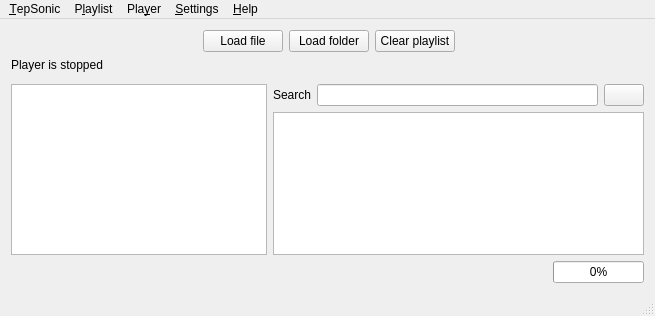
The window that mainwindow.ui (danvratil/TepSonic) describes before a commit, drawn with Qt 5.
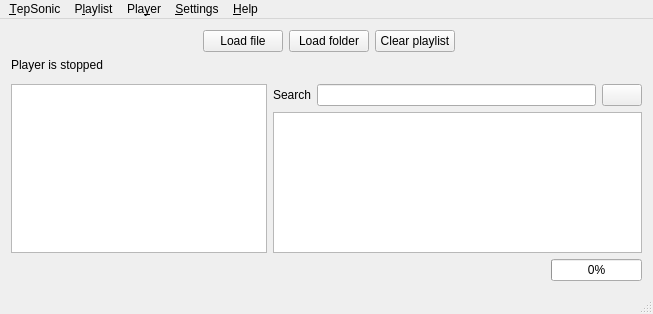
The same window after the commit. Icons and pictures are not drawn. Custom widgets are drawn as their Qt base class.

What changed in the file:
```diff
--- a/mainwindow.ui
+++ b/mainwindow.ui
@@ -6,8 +6,8 @@
    <rect>
     <x>0</x>
     <y>0</y>
-    <width>655</width>
-    <height>316</height>
+    <width>653</width>
+    <height>314</height>
    </rect>
   </property>
   <property name="sizePolicy">
@@ -354,7 +354,7 @@
     <rect>
      <x>0</x>
      <y>0</y>
-     <width>655</width>
+     <width>653</width>
      <height>20</height>
     </rect>
    </property>
```
